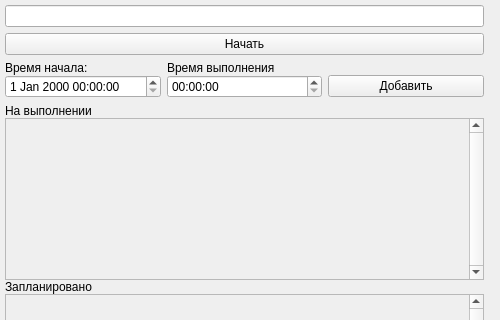
First picture: the form in my_widgets/home_widget.ui, repository prostoLavr/time_control, before the edit; both pictures show x 0 to 500 and y 0 to 320 of the 500 by 542 pixel window.
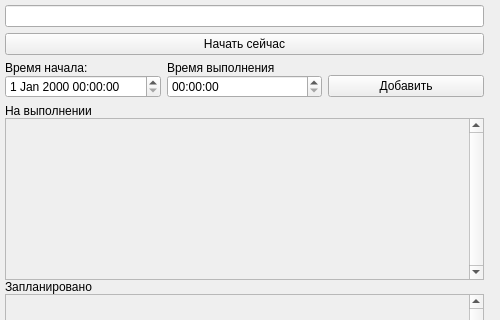
Second picture: the form after the edit.

The edit to the form file:
```diff
--- a/my_widgets/home_widget.ui
+++ b/my_widgets/home_widget.ui
@@ -68,7 +68,7 @@
       <item>
        <widget class="QPushButton" name="startTaskButton">
         <property name="text">
-         <string>Начать</string>
+         <string>Начать сейчас</string>
         </property>
        </widget>
       </item>
```
